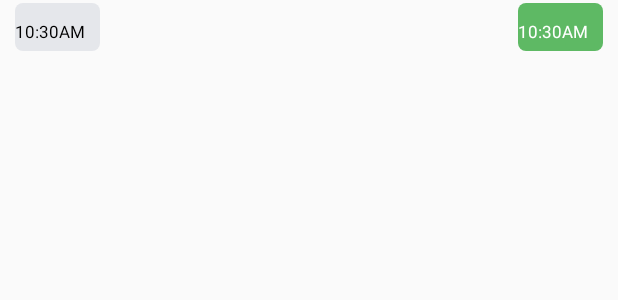
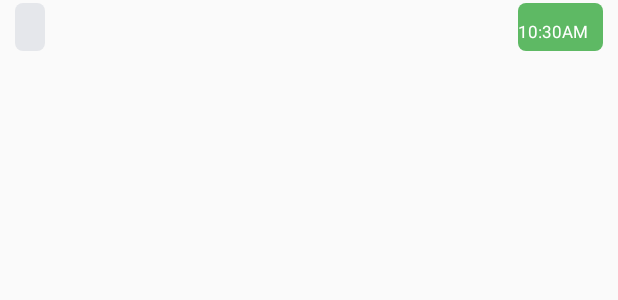
Before and after one commit to jun159/Splash2016, an Android app: the layout list_message.xml on its own in the app's theme, with its tools: preview values and no code run, on a phone screen of 412 x 824 dp. Shown: the top 300 px of the screen. Run offline under Robolectric (Android 15) with nearby library versions, the phone set to English and light mode, and no system bars.

```diff
--- a/app/src/main/res/layout/list_header.xml
+++ b/app/src/main/res/layout/list_header.xml
@@ -6,7 +6,7 @@
     <TextView
         android:layout_width="wrap_content"
         android:layout_height="wrap_content"
-        android:textSize="15sp"
+        android:textSize="14sp"
         android:padding="10dp"
         android:layout_gravity="center"
         android:gravity="center"
--- a/app/src/main/res/layout/list_message.xml
+++ b/app/src/main/res/layout/list_message.xml
@@ -21,7 +21,6 @@
             android:id="@+id/txtTimeFrom"
             android:layout_width="wrap_content"
             android:layout_height="wrap_content"
-            android:text="10:30AM"
             android:textColor="@android:color/black"
             android:layout_gravity="bottom|end"
             android:paddingTop="5dp"
@@ -56,7 +55,6 @@
             android:id="@+id/txtMsgYou"
             android:layout_width="wrap_content"
             android:layout_height="wrap_content"
-            android:background="@drawable/chat_you"
             android:layout_marginEnd="5dp"
             android:paddingBottom="5dp"
             android:paddingLeft="10dp"
```
Also changed, not shown: app/src/main/java/com/splash2016/app/chat/ChatActivity.java (+4 -4 lines), app/src/main/res/menu/menu_chat.xml (+7 -7 lines).
